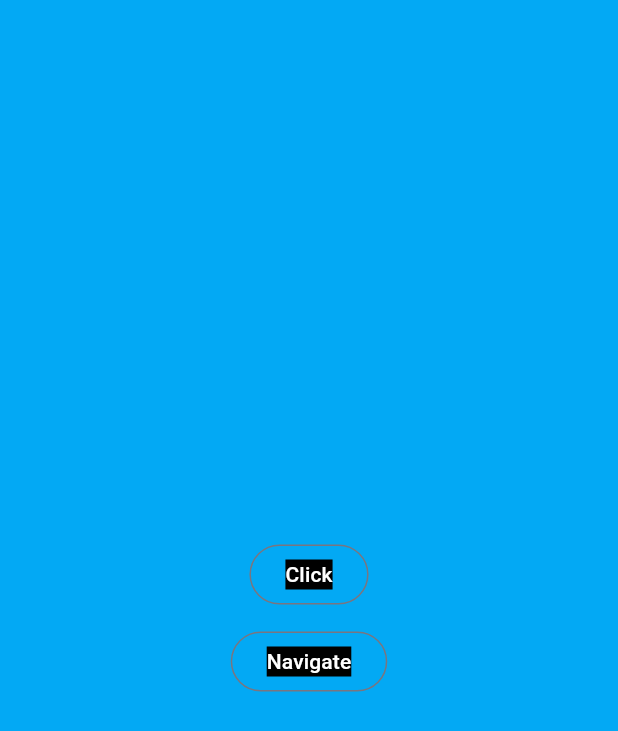
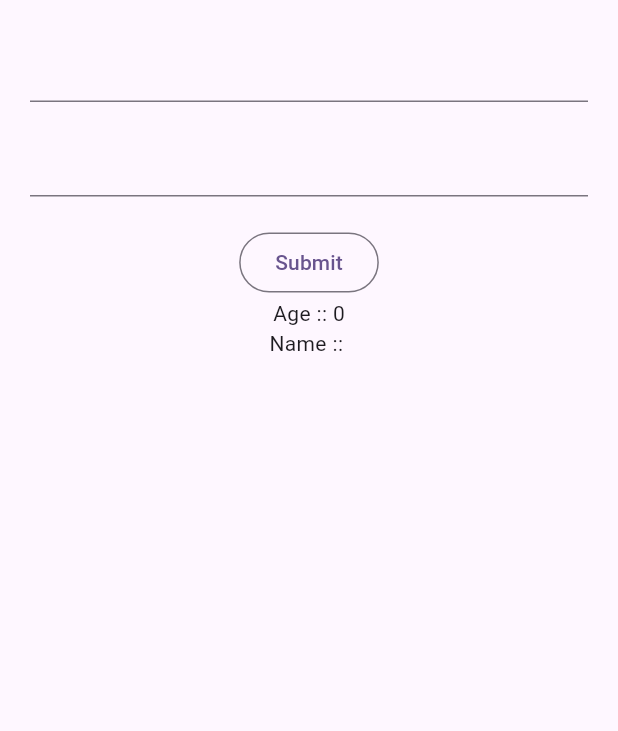
Before and after one commit to AtharvaParkale/flutter_ui_practice, a Flutter app: the screen it shows after launch, on a phone screen of 412 x 824 dp. Shown: the top 731 px of the screen. Run offline on Flutter 3.47's test engine with Material 3 defaults, Android fonts, the phone set to English and light mode, and no system bars; our stand-ins replace bloc, flutter_bloc; missing offline and left inert: dart:ffi.

Commit message:
:memo: add form example

```diff
--- /dev/null
+++ b/lib/features/dummy_api/form_example_two.dart
@@ -0,0 +1,80 @@
+import 'package:flutter/material.dart';
+
+// 1. Build a form
+// 2. Implement Validaton
+// 3. Implement
+// 4. Parse string
+
+class FormExampleTwo extends StatefulWidget {
+  const FormExampleTwo({super.key});
+
+  @override
+  State<FormExampleTwo> createState() => _FormExampleTwoState();
+}
+
+class _FormExampleTwoState extends State<FormExampleTwo> {
+  final _formKey = GlobalKey<FormState>();
+
+  final ageController = TextEditingController(text: "");
+  final nameController = TextEditingController(text: "");
+
+  int age = 0;
+  String name = "";
+
+  @override
+  Widget build(BuildContext context) {
+    return Scaffold(
+      body: Padding(
+        padding: const EdgeInsets.all(20.0),
+        child: Form(
+          key: _formKey,
+          child: Column(
+            children: [
+              TextFormField(
+                controller: ageController,
+                onChanged: (value) {
+                  setState(() {});
+                },
+                keyboardType: TextInputType.number,
+                validator: (value) {
+                  if (value?.isEmpty ?? false) {
+                    return "Age cannot be empty";
+                  }
+
+                  return null;
+                },
+              ),
+              SizedBox(height: 15),
+              TextFormField(
+                controller: nameController,
+                onChanged: (value) {},
+                keyboardType: TextInputType.text,
+                validator: (value) {
+                  if (value?.isEmpty ?? false) {
+                    return "Name cannot be empty";
+                  }
+
+                  return null;
+                },
+              ),
+
+              SizedBox(height: 20),
+              OutlinedButton(
+                onPressed: () {
+                  if (_formKey.currentState!.validate()) {
+                    setState(() {
+                      age = int.parse(ageController.text);
+                      name = nameController.text;
+                    });
+                  }
+                },
+                child: Text("Submit"),
+              ),
+              Column(children: [Text("Age :: $age"), Text("Name :: $name")]),
+            ],
+          ),
+        ),
+      ),
+    );
+  }
+}
--- a/lib/main.dart
+++ b/lib/main.dart
@@ -1,11 +1,5 @@
-import 'package:demo_app_three/features/dummy_api/data/datasources/remote_datasource.dart';
-import 'package:demo_app_three/features/dummy_api/data/repositories/repository_impl.dart';
-import 'package:demo_app_three/features/dummy_api/domain/usecase/get_data_usecase.dart';
-import 'package:demo_app_three/features/dummy_api/presentation/bloc/dummy_bloc.dart';
-import 'package:demo_app_three/features/dummy_api/presentation/screens/users_screen.dart';
-import 'package:demo_app_three/features/practice_screen.dart';
+import 'package:demo_app_three/features/dummy_api/form_example_two.dart';
 import 'package:flutter/material.dart';
-import 'package:flutter_bloc/flutter_bloc.dart';
 
 void main() {
   runApp(const MyApp());
@@ -21,15 +15,16 @@ class MyApp extends StatelessWidget {
       theme: ThemeData(
         colorScheme: ColorScheme.fromSeed(seedColor: Colors.deepPurple),
       ),
-      home: BlocProvider(
-        create: (context) => DummyBloc(
-          getDataUseCase: GetDataUseCase(
-            RepositoryImpl(RemoteDatasourceImpl()),
-          ),
-        ),
-        // child: UsersScreen(),
-        child: PracticeScreen(),
-      ),
+      // home: BlocProvider(
+      //   create: (context) => DummyBloc(
+      //     getDataUseCase: GetDataUseCase(
+      //       RepositoryImpl(RemoteDatasourceImpl()),
+      //     ),
+      //   ),
+      //   // child: UsersScreen(),
+      //   child: PracticeScreen(),
+      // ),
+      home: FormExampleTwo(),
     );
   }
 }
```
Also changed, not shown: pubspec.lock, 1 other file.
